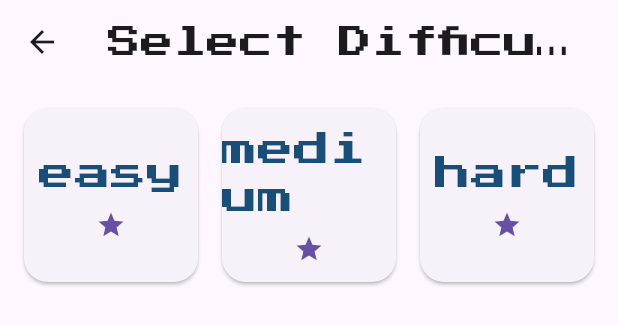
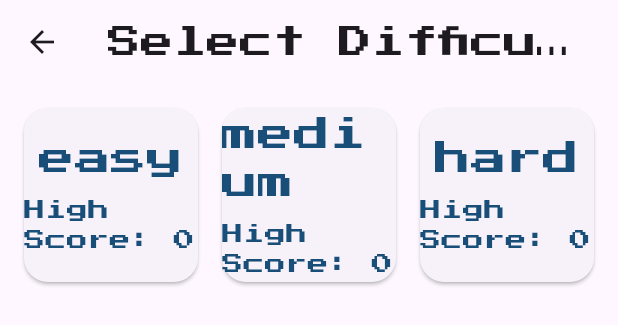
Before and after one commit to aarneaaltonen/crackdown_flutter_game, a Flutter app: the OverlayScreen widget shown alone on an empty page, opened directly, after a tap on "Select Difficulty", on a phone screen of 412 x 824 dp. Shown: the top 325 px of the screen. Run offline on Flutter 3.47's test engine with Material 3 defaults, Android fonts, the light colour scheme and no system bars; drawn by our look-alikes of flutter_animate; our stand-ins replace get, google_fonts, hive_ce_flutter; missing offline and left inert: flame; accounts and stored records are empty.

Commit message:
presistent high scores with hive

```diff
--- /dev/null
+++ b/lib/src/controllers/difficulty_controller.dart
@@ -0,0 +1,11 @@
+import 'package:get/get.dart';
+
+enum Difficulty { easy, medium, hard }
+
+class DifficultyController extends GetxController {
+  Rx<Difficulty> difficulty = Difficulty.easy.obs;
+
+  void changeDifficulty(Difficulty value) {
+    difficulty.value = value;
+  }
+}
--- /dev/null
+++ b/lib/src/controllers/high_score_controller.dart
@@ -0,0 +1,47 @@
+import 'package:get/get.dart';
+import 'package:hive_ce_flutter/hive_flutter.dart';
+
+import 'difficulty_controller.dart';
+
+class HighScoreController extends GetxController {
+  final storage = Hive.box('storage');
+
+  RxMap<Difficulty, int> highScores = {
+    Difficulty.easy: 0,
+    Difficulty.medium: 0,
+    Difficulty.hard: 0,
+  }.obs;
+
+  HighScoreController() {
+    if (storage.get("highScores") == null) {
+      storage.put("highScores", {
+        Difficulty.easy.toString(): 0,
+        Difficulty.medium.toString(): 0,
+        Difficulty.hard.toString(): 0,
+      });
+    }
+    final scores = storage.get("highScores") as Map;
+    highScores[Difficulty.easy] = scores[Difficulty.easy.toString()];
+    highScores[Difficulty.medium] = scores[Difficulty.medium.toString()];
+    highScores[Difficulty.hard] = scores[Difficulty.hard.toString()];
+  }
+
+  void updateHighScore(Difficulty difficulty, int score) {
+    if (score > highScores[difficulty]!) {
+      highScores[difficulty] = score;
+      _save();
+    }
+  }
+
+  void _save() {
+    storage.put('highScores', {
+      Difficulty.easy.toString(): highScores[Difficulty.easy],
+      Difficulty.medium.toString(): highScores[Difficulty.medium],
+      Difficulty.hard.toString(): highScores[Difficulty.hard],
+    });
+  }
+
+  int getHighScore(Difficulty difficulty) {
+    return highScores[difficulty]!;
+  }
+}
--- a/lib/src/crackdown_game.dart
+++ b/lib/src/crackdown_game.dart
@@ -6,14 +6,14 @@ import 'package:flame/components.dart';
 import 'package:flame/events.dart';
 import 'package:flame/game.dart';
 import 'package:flutter/material.dart';
+import 'package:get/get.dart';
 
 import 'components/egg.dart';
 import 'components/play_area.dart';
 import 'config.dart';
+import 'controllers/difficulty_controller.dart';
 
 enum PlayState { welcome, playing, gameOver }
-
-enum Difficulty { easy, medium, hard }
 
 class CrackDown extends FlameGame
     with HasCollisionDetection, KeyboardEvents, TapDetector {
@@ -25,9 +25,10 @@ class CrackDown extends FlameGame
           ),
         );
 
-  final difficultyNotifier = ValueNotifier<Difficulty>(Difficulty.easy);
-  Difficulty get difficulty => difficultyNotifier.value;
-  set difficulty(Difficulty value) => difficultyNotifier.value = value;
+  final Rx<Difficulty> _difficulty = Difficulty.easy.obs;
+  Difficulty get difficulty => _difficulty.value;
+  set difficulty(Difficulty value) => _difficulty.value = value;
+
   final ValueNotifier<int> score = ValueNotifier(0);
   final rand = math.Random();
 
@@ -69,6 +70,7 @@ class CrackDown extends FlameGame
 
   void startGame() {
     if (playState == PlayState.playing) return;
+
     eggRate = 0.001;
     world.removeAll(world.children.query<Egg>());
     score.value = 0;
--- a/lib/src/widgets/level_selection_screen.dart
+++ b/lib/src/widgets/level_selection_screen.dart
@@ -1,7 +1,9 @@
+import 'package:crackdown_flutter_game/src/controllers/difficulty_controller.dart';
 import 'package:flutter/material.dart';
 import 'package:get/get.dart';
 import 'package:flutter_animate/flutter_animate.dart';
 
+import '../controllers/high_score_controller.dart';
 import '../crackdown_game.dart';
 
 class LevelSelectionScreen extends StatelessWidget {
@@ -10,6 +12,10 @@ class LevelSelectionScreen extends StatelessWidget {
   @override
   Widget build(BuildContext context) {
     final CrackDown game = Get.find<CrackDown>();
+    final highScoreController = Get.find<HighScoreController>();
+    final DifficultyController difficultyController =
+        Get.find<DifficultyController>();
+
     return Scaffold(
       appBar: AppBar(
         title: const Text('Select Difficulty'),
@@ -28,10 +34,11 @@ class LevelSelectionScreen extends StatelessWidget {
         ),
         itemCount: 3,
         itemBuilder: (context, index) {
-          final level = index + 1;
+          final difficulty = Difficulty.values[index];
           return ElevatedButton(
             onPressed: () {
-              game.difficulty = Difficulty.values[index];
+              game.difficulty = difficulty;
+              difficultyController.changeDifficulty(difficulty);
               Get.back();
             },
             style: ElevatedButton.styleFrom(
@@ -44,17 +51,14 @@ class LevelSelectionScreen extends StatelessWidget {
               mainAxisAlignment: MainAxisAlignment.center,
               children: [
                 Text(
-                  Difficulty.values[index].name,
+                  difficulty.name,
                   style: Theme.of(context).textTheme.headlineSmall,
                 ),
                 const SizedBox(height: 8),
-                Row(
-                  mainAxisAlignment: MainAxisAlignment.center,
-                  children: List.generate(
-                    (level / 3).ceil(),
-                    (index) => const Icon(Icons.star, size: 20),
-                  ),
-                ),
+                Obx(() => Text(
+                      'High Score: ${highScoreController.getHighScore(difficulty)}',
+                      style: Theme.of(context).textTheme.bodyMedium,
+                    )),
               ],
             ),
           )
--- a/lib/src/widgets/overlay_screen.dart
+++ b/lib/src/widgets/overlay_screen.dart
@@ -2,7 +2,8 @@ import 'package:flutter/material.dart';
 import 'package:flutter_animate/flutter_animate.dart';
 import 'package:get/get.dart';
 
-import '../crackdown_game.dart';
+import '../controllers/difficulty_controller.dart';
+
 import 'level_selection_screen.dart';
 
 class OverlayScreen extends StatelessWidget {
@@ -17,7 +18,8 @@ class OverlayScreen extends StatelessWidget {
 
   @override
   Widget build(BuildContext context) {
-    final game = Get.find<CrackDown>();
+    final difficultyController = Get.find<DifficultyController>();
+
     return Stack(
       children: [
         // Main content centered
@@ -67,15 +69,12 @@ class OverlayScreen extends StatelessWidget {
               color: Colors.black54,
               borderRadius: BorderRadius.circular(16),
             ),
-            child: ValueListenableBuilder<Difficulty>(
-              valueListenable: game.difficultyNotifier,
-              builder: (context, difficulty, _) => Text(
-                'Difficulty: ${difficulty.name}',
-                style: Theme.of(context).textTheme.titleMedium?.copyWith(
-                      color: Colors.white,
-                    ),
-              ),
-            ),
+            child: Obx(() => Text(
+                  'Difficulty: ${difficultyController.difficulty.value.name}',
+                  style: Theme.of(context).textTheme.titleMedium?.copyWith(
+                        color: Colors.white,
+                      ),
+                )),
           ).animate().fadeIn(duration: 500.ms),
         ),
       ],
--- a/pubspec.yaml
+++ b/pubspec.yaml
@@ -38,6 +38,7 @@ dependencies:
   google_fonts: ^6.2.1
   flutter_animate: ^4.5.2
   get: ^4.6.6
+  hive_ce_flutter: ^2.2.0
 
 dev_dependencies:
   flutter_test:
```
Also changed, not shown: lib/main.dart (+8 -1 lines), lib/src/components/egg.dart (+16 -3 lines), pubspec.lock.
